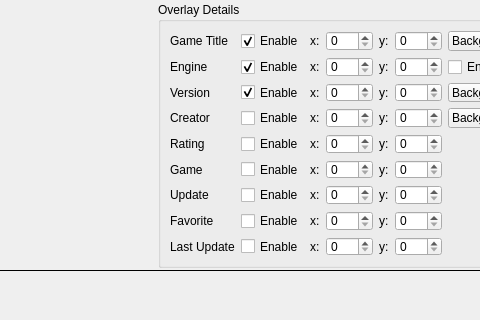
Old version of the form atlas/ui/dialog/SettingsDialog.ui in the repository KJNeko/Atlas; both pictures show x 0 to 480 and y 410 to 730 of the 1169 by 730 pixel window.
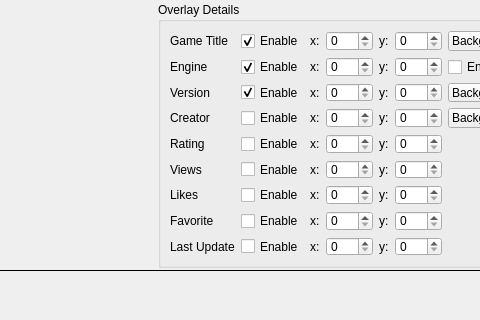
New version of the form. Icons and pictures are not drawn.

```diff
--- a/atlas/ui/dialog/SettingsDialog.ui
+++ b/atlas/ui/dialog/SettingsDialog.ui
@@ -2435,7 +2435,7 @@
           <item row="5" column="0">
            <widget class="QLabel" name="label_34">
             <property name="text">
-             <string>Game</string>
+             <string>Views</string>
             </property>
            </widget>
           </item>
@@ -2532,7 +2532,7 @@
           <item row="6" column="0">
            <widget class="QLabel" name="label_35">
             <property name="text">
-             <string>Update</string>
+             <string>Likes</string>
             </property>
            </widget>
           </item>
```
Left out of the diff: 44 changed lines with no effect on the pictures.
